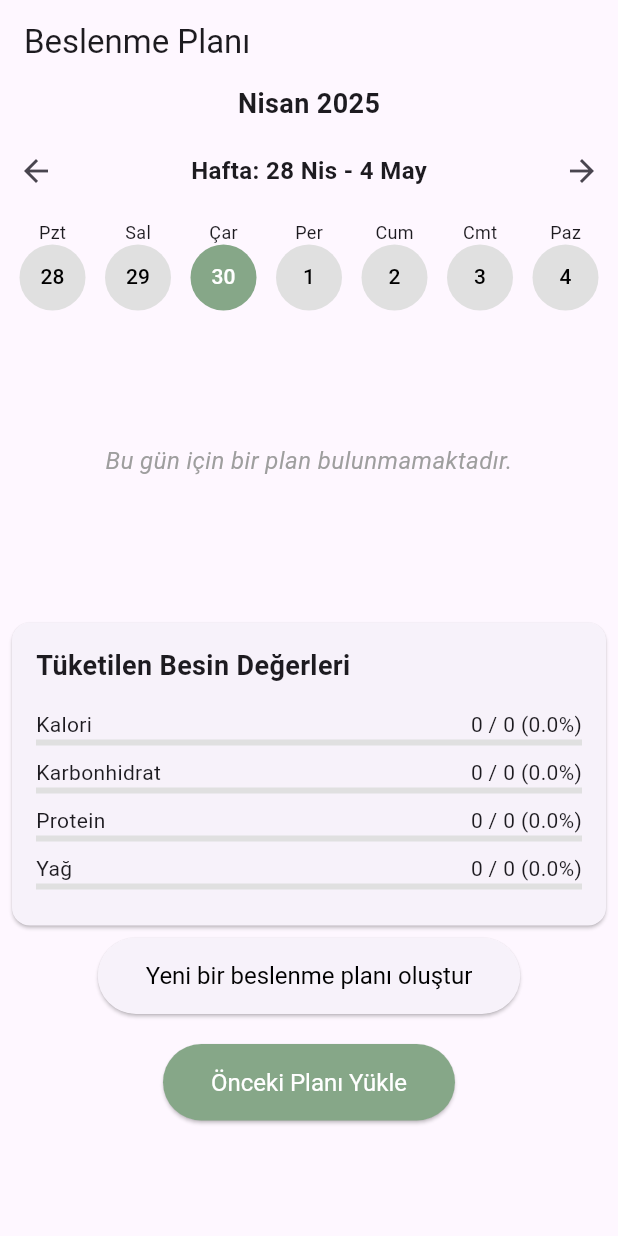
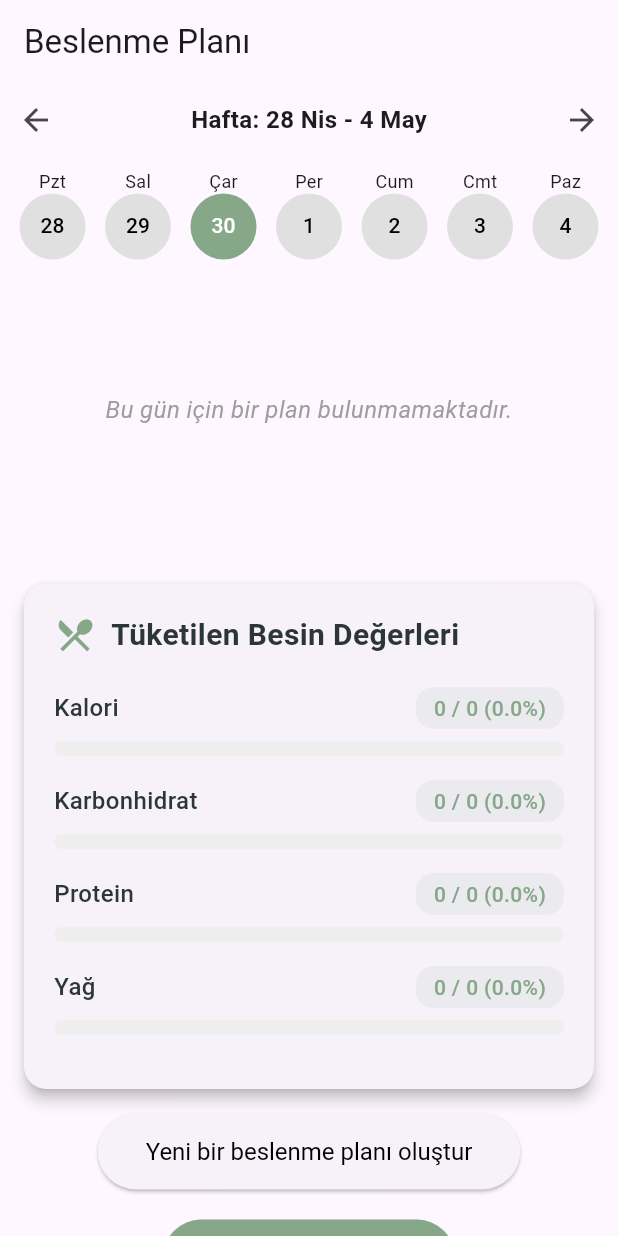
Before and after one commit to KardelenBayraktar/NutritionApp-TUBITAK, a Flutter app: the MealPlanPage screen opened directly, on a phone screen of 412 x 824 dp. Run offline on Flutter 3.47's test engine with Material 3 defaults, Android fonts, the phone set to English and light mode, and no system bars; our stand-ins replace cloud_firestore, firebase_core, table_calendar; accounts and stored records are empty.

Commit message:
beslenme plani

```diff
--- a/lib/Beslenme_Plani_Sayfasi.dart
+++ b/lib/Beslenme_Plani_Sayfasi.dart
@@ -340,12 +340,6 @@ class _MealPlanPageState extends State<MealPlanPage> {
 
     return Column(
       children: [
-        // Ay ve yıl gösterimi
-        Text(
-          DateFormat('MMMM yyyy', 'tr').format(selectedDate), // "Mart 2025" formatı
-          style: TextStyle(fontSize: 18, fontWeight: FontWeight.bold),
-        ),
-        SizedBox(height: 8),
 
         // Hafta değiştirme butonları
         Row(
@@ -514,38 +508,81 @@ class _MealPlanPageState extends State<MealPlanPage> {
   // Besin değerlerini gösteren widget
   Widget _buildNutritionCard() {
     return Card(
-      margin: EdgeInsets.all(8.0),
+      margin: EdgeInsets.all(16.0),
+      elevation: 4,
+      shape: RoundedRectangleBorder(
+        borderRadius: BorderRadius.circular(15),
+      ),
       child: Padding(
-        padding: EdgeInsets.all(16.0),
+        padding: EdgeInsets.all(20.0),
         child: Column(
           crossAxisAlignment: CrossAxisAlignment.start,
           children: [
+            Row(
+              children: [
+                Icon(Icons.local_dining, color: Color(0xFF86A788), size: 28),
+                SizedBox(width: 10),
                 Text(
                   'Tüketilen Besin Değerleri',
-              style: TextStyle(fontSize: 18, fontWeight: FontWeight.bold),
+                  style: TextStyle(
+                    fontSize: 20,
+                    fontWeight: FontWeight.bold,
+                    color: Color(0xFF2C3639),
                   ),
-            SizedBox(height: 16),
+                ),
+              ],
+            ),
+            SizedBox(height: 20),
             ...nutritionTotals.entries.map((entry) {
               double consumedValue = consumedNutrition[entry.key] ?? 0;
               double totalValue = entry.value;
               double percentage = totalValue > 0 ? (consumedValue / totalValue) * 100 : 0;
 
-              return Column(
+              return Container(
+                margin: EdgeInsets.only(bottom: 16),
+                child: Column(
+                  crossAxisAlignment: CrossAxisAlignment.start,
                   children: [
                     Row(
                       mainAxisAlignment: MainAxisAlignment.spaceBetween,
                       children: [
-                      Text(entry.key),
-                      Text("${consumedValue.toInt()} / ${totalValue.toInt()} (${percentage.toStringAsFixed(1)}%)"),
+                        Text(
+                          entry.key,
+                          style: TextStyle(
+                            fontSize: 16,
+                            fontWeight: FontWeight.w500,
+                            color: Color(0xFF2C3639),
+                          ),
+                        ),
+                        Container(
+                          padding: EdgeInsets.symmetric(horizontal: 12, vertical: 4),
+                          decoration: BoxDecoration(
+                            color: Color(0xFF86A788).withOpacity(0.1),
+                            borderRadius: BorderRadius.circular(12),
+                          ),
+                          child: Text(
+                            "${consumedValue.toInt()} / ${totalValue.toInt()} (${percentage.toStringAsFixed(1)}%)",
+                            style: TextStyle(
+                              fontSize: 14,
+                              fontWeight: FontWeight.w500,
+                              color: Color(0xFF86A788),
+                            ),
+                          ),
+                        ),
                       ],
                     ),
-                  LinearProgressIndicator(
+                    SizedBox(height: 8),
+                    ClipRRect(
+                      borderRadius: BorderRadius.circular(8),
+                      child: LinearProgressIndicator(
                         value: percentage / 100,
-                    backgroundColor: Colors.grey[300],
+                        backgroundColor: Colors.grey[200],
                         valueColor: AlwaysStoppedAnimation<Color>(Color(0xFF86A788)),
+                        minHeight: 10,
                       ),
-                  SizedBox(height: 8),
+                    ),
                   ],
+                ),
               );
             }).toList(),
           ],
```
Lines whose indentation alone changed are shown as unchanged.
